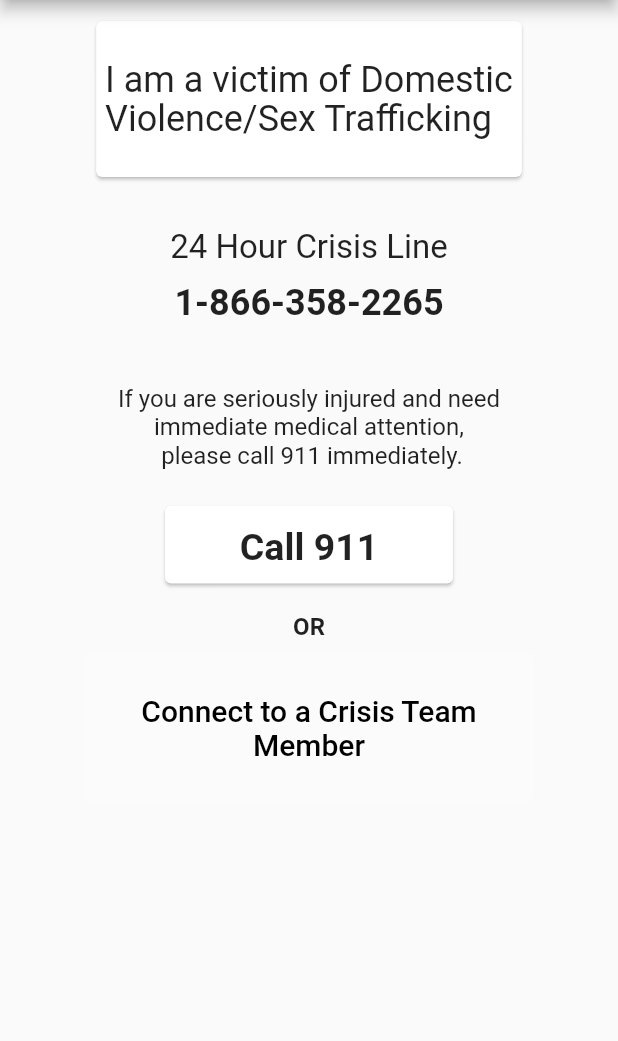
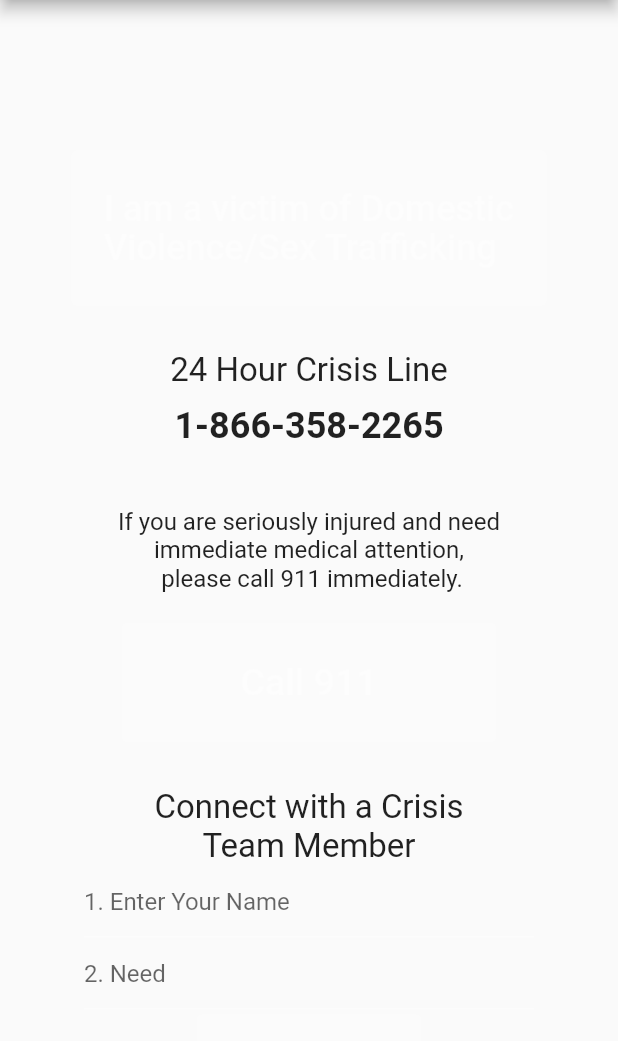
Before and after one commit to GaelleAgahozo/Homeless-Tonight-, a Flutter app: the DomesticViolenceScreen screen opened directly, on a phone screen of 412 x 824 dp, the part 90-1131 px from its top. Run offline on Flutter 3.47's test engine with Material 2 defaults, Android fonts, the phone set to English and light mode, and no system bars.

Commit message:
Revert "Merge remote-tracking branch 'origin/main' into main2"
This reverts commit feacda3ff3fbced09f85ead46fa5524787178f88.

```diff
--- a/homeless_tonight/lib/domesticviolence.dart
+++ b/homeless_tonight/lib/domesticviolence.dart
@@ -1,5 +1,4 @@
 import 'package:flutter/material.dart';
-import 'package:homeless_tonight/pageTemplate.dart';
 
 class DomesticViolenceScreen extends StatelessWidget {
   const DomesticViolenceScreen({super.key});
@@ -8,13 +7,13 @@ class DomesticViolenceScreen extends StatelessWidget {
   Widget build(BuildContext context) {
     return Scaffold(
       appBar: PreferredSize(
-        preferredSize: Size.fromHeight(60.0),
+        preferredSize: const Size.fromHeight(60.0),
         child: AppBar(
           backgroundColor: Colors.teal[200],
           centerTitle: true,
           title: Column(children: [
-            Text("Toad Suck", style: TextStyle(color: Colors.black)),
-            Text(
+            const Text("Toad Suck", style: TextStyle(color: Colors.black)),
+            const Text(
               "COALITION",
               style: TextStyle(color: Colors.white),
             ),
@@ -30,20 +29,20 @@ class DomesticViolenceScreen extends StatelessWidget {
           alignment: Alignment.center,
         ),
         Padding(
-            padding: const EdgeInsets.only(top: 10, bottom: 10),
-            child: Card(
-                color: Theme.of(context).colorScheme.surface,
-                child: const Text(
+            padding: EdgeInsets.only(top: 100, bottom: 10),
+            child: ElevatedButton(
+                onPressed: null,
+                child: Text(
                     "\n I am a victim of Domestic \n Violence/Sex Trafficking \n",
                     style: TextStyle(fontSize: 24, height: 1.1)))),
-        const Padding(
+        Padding(
             padding: EdgeInsets.only(top: 20, bottom: 5),
             child: Text("24 Hour Crisis Line", style: TextStyle(fontSize: 22))),
-        const Padding(
+        Padding(
             padding: EdgeInsets.only(top: 5, bottom: 30),
             child: Text("1-866-358-2265",
                 style: TextStyle(fontSize: 24, fontWeight: FontWeight.bold))),
-        const Padding(
+        Padding(
             padding: EdgeInsets.only(top: 10, bottom: 10),
             child: Text(
               "If you are seriously injured and need\nimmediate medical attention,\n please call 911 immediately.",
@@ -51,111 +50,49 @@ class DomesticViolenceScreen extends StatelessWidget {
               textAlign: TextAlign.center,
             )),
         Padding(
-            padding: const EdgeInsets.only(top: 10, bottom: 10),
+            padding: EdgeInsets.only(top: 10, bottom: 20),
             child: SizedBox(
-              width: 200,
-              height: 60,
-              child: Card(
-                  color: Theme.of(context).colorScheme.surface,
-                  child: const Text(
-                    "Call 911",
-                    style: TextStyle(
-                        fontSize: 25, height: 1.8, fontWeight: FontWeight.bold),
-                    textAlign: TextAlign.center,
-                  )),
+              width: 250,
+              height: 80,
+              child: ElevatedButton(
+                  onPressed: null,
+                  child: Text("Call 911",
+                      style: TextStyle(fontSize: 25, height: 1.1))),
             )),
-        const Padding(
-            padding: EdgeInsets.only(top: 5, bottom: 5),
+        Padding(
+            padding: EdgeInsets.only(top: 10),
             child: Text(
-              "OR",
-              style: TextStyle(fontSize: 16, fontWeight: FontWeight.bold),
+              "Connect with a Crisis\nTeam Member",
+              style: TextStyle(fontSize: 22),
               textAlign: TextAlign.center,
             )),
+        SizedBox(
+          width: 300,
+          child: TextField(
+            decoration: InputDecoration(hintText: "1. Enter Your Name"),
+            //Connect User Inputs to Controller
+            controller: null,
+          ),
+        ),
+        SizedBox(
+          width: 300,
+          child: TextField(
+            decoration: InputDecoration(hintText: "2. Need"),
+            //Connect User Inputs to Controller
+            controller: null,
+          ),
+        ),
         Padding(
-            padding: const EdgeInsets.only(top: 3),
+            padding: EdgeInsets.only(top: 3),
             child: SizedBox(
-              width: 300,
-              height: 100,
+              width: 150,
+              height: 60,
               child: ElevatedButton(
-                  onPressed: () {
-                    _displayTextInputDialog(context);
-                  },
-                  child: const Text(
-                    "Connect to a Crisis Team Member",
-                    style: TextStyle(fontSize: 20, color: Colors.black),
-                    textAlign: TextAlign.center,
-                  )),
+                  onPressed: null,
+                  child: Text("Send",
+                      style: TextStyle(fontSize: 20, height: 0.5))),
             )),
       ]),
     );
   }
 }
-
-final TextEditingController nameController = TextEditingController();
-final TextEditingController needController = TextEditingController();
-final ButtonStyle yesStyle = ElevatedButton.styleFrom(
-    textStyle: const TextStyle(fontSize: 20), primary: Colors.green);
-final ButtonStyle noStyle = ElevatedButton.styleFrom(
-    textStyle: const TextStyle(fontSize: 20), primary: Colors.red);
-String nameText = '';
-String needText = '';
-
-Future<void> _displayTextInputDialog(BuildContext context) async {
-  print("Loading Dialog");
-  return showDialog(
-      context: context,
-      builder: (context) {
-        return AlertDialog(
-          title: const Text('Contact a Crisis Team Member:'),
-          content: Column(mainAxisSize: MainAxisSize.min, children: [
-            TextField(
-              onChanged: (value) {
-                nameText = value;
-              },
-              controller: nameController,
-              decoration: const InputDecoration(hintText: "Enter Your Name"),
-            ),
-            TextField(
-              onChanged: (value) {
-                needText = value;
-              },
-              controller: needController,
-              decoration: const InputDecoration(hintText: "Enter Your Need"),
-            ),
-          ]),
-          actions: <Widget>[
-            ElevatedButton(
-              key: const Key("OKButton"),
-              style: yesStyle,
-              child: const Text('OK'),
-              onPressed: () {
-                _handleNewItem(nameText);
-                _handleNewItem(needText);
-                Navigator.pop(context);
-              },
-            ),
-
-            // https://stackoverflow.com/questions/52468987/how-to-turn-disabled-button-into-enabled-button-depending-on-conditions
-            ValueListenableBuilder<TextEditingValue>(
-              valueListenable: needController,
-              builder: (context, value, child) {
-                return ElevatedButton(
-                  key: const Key("CancelButton"),
-                  style: noStyle,
-                  onPressed: () {
-                    Navigator.pop(context);
-                  },
-                  child: const Text('Cancel'),
-                );
-              },
-            ),
-          ],
-        );
-      });
-}
-
-void _handleNewItem(String itemText) {
-  print("Adding new item");
-  nameController.clear();
-  needController.clear();
-}
```
